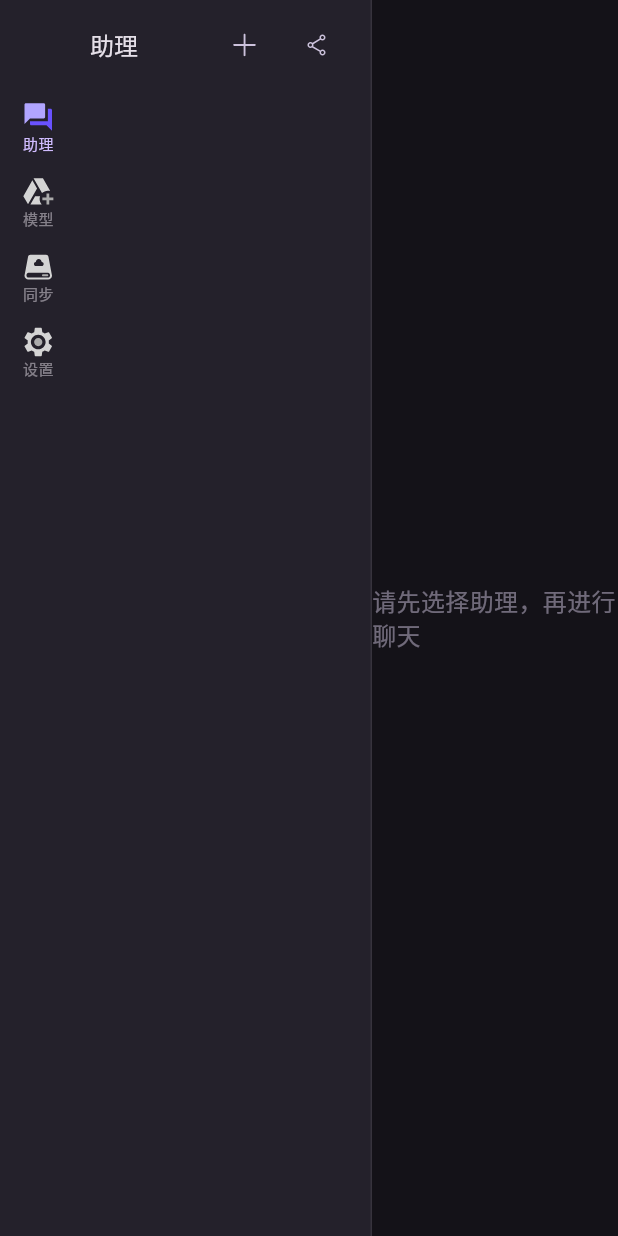
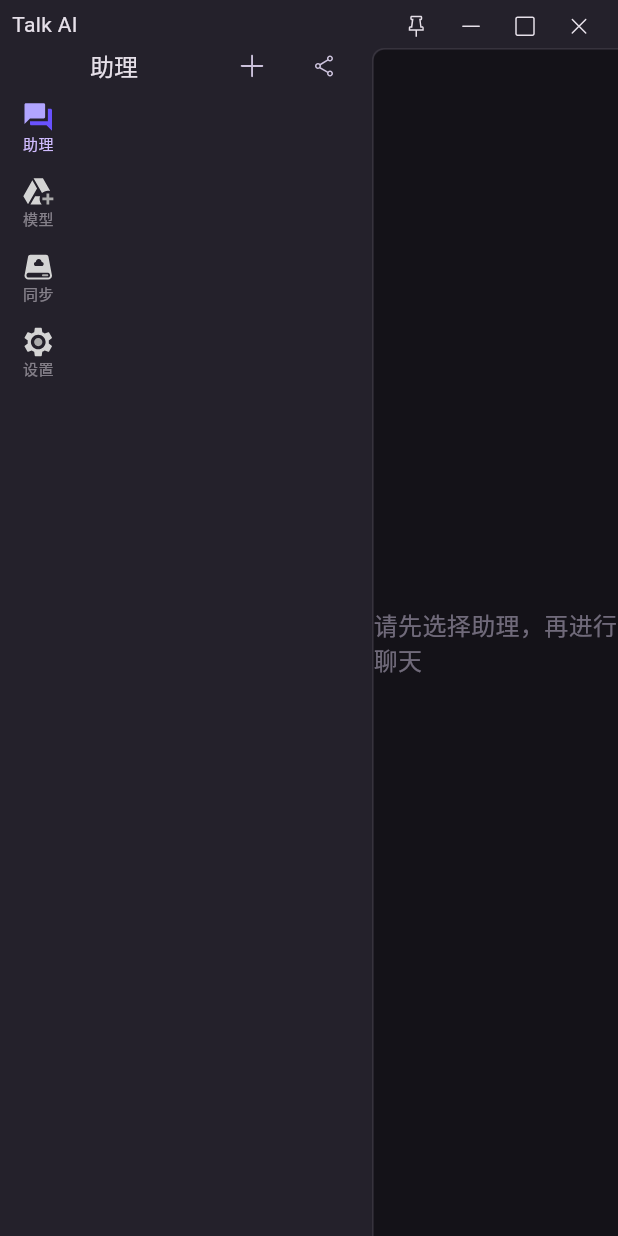
Before and after one commit to nickham-su/talk_ai, a Flutter app: the screen it shows after launch, after a tap on "助理", on a phone screen of 412 x 824 dp. Run offline on Flutter 3.47's test engine with Material 3 defaults, Android fonts, the phone set to English and light mode, and no system bars; our stand-ins replace dio, file_picker, flutter_svg, get, hive, package_info and 1 more; missing offline and left inert: auto_updater, clipboard, diff_match_patch, encrypt, markdown, markdown_widget and 3 more; accounts and stored records are empty; statements that could not run were skipped.

Commit message:
feat: windows自定义标题栏

```diff
--- a/lib/modules/chat/views/app_list/app_list.dart
+++ b/lib/modules/chat/views/app_list/app_list.dart
@@ -147,11 +147,11 @@ class ListHeader extends GetView<ChatAppListController> {
 
   @override
   Widget build(BuildContext context) {
+    bool isMacOS = Platform.isMacOS;
     return Container(
       width: double.infinity,
-      height: 60,
-      alignment: Alignment.centerLeft,
-      padding: EdgeInsets.only(left: 12, top: Platform.isMacOS?20:0),
+      height: isMacOS ? 60 : 28,
+      padding: EdgeInsets.only(left: 12, top: isMacOS ? 32 : 0, bottom: 4),
       child: Row(
         mainAxisAlignment: MainAxisAlignment.spaceBetween,
         children: [
@@ -218,7 +218,6 @@ class ListHeader extends GetView<ChatAppListController> {
                   ),
                 ),
               ),
-              const SizedBox(width: 4),
             ],
           ),
         ],
--- a/lib/modules/llm/views/llm_list.dart
+++ b/lib/modules/llm/views/llm_list.dart
@@ -131,11 +131,11 @@ class ListHeader extends GetView<LLMController> {
 
   @override
   Widget build(BuildContext context) {
+    bool isMacOS = Platform.isMacOS;
     return Container(
       width: double.infinity,
-      height: 60,
-      alignment: Alignment.centerLeft,
-      padding: EdgeInsets.only(left: 12, top: Platform.isMacOS?20:0),
+      height: isMacOS ? 60 : 28,
+      padding: EdgeInsets.only(left: 12, top: isMacOS ? 32 : 0, bottom: 4),
       child: Row(
         mainAxisAlignment: MainAxisAlignment.spaceBetween,
         crossAxisAlignment: CrossAxisAlignment.center,
@@ -201,7 +201,6 @@ class ListHeader extends GetView<LLMController> {
                   ),
                 ),
               ),
-              const SizedBox(width: 4),
             ],
           ),
         ],
--- a/lib/shared/components/layout/views/layout.dart
+++ b/lib/shared/components/layout/views/layout.dart
@@ -8,6 +8,7 @@ import '../controllers/layout_controller.dart';
 import '../models/layout_menu_type.dart';
 import 'sidebar.dart';
 import 'topbar.dart';
+import 'window_buttons.dart';
 
 class Layout extends StatelessWidget {
   final Widget child;
@@ -22,20 +23,72 @@ class Layout extends StatelessWidget {
 
   @override
   Widget build(BuildContext context) {
+    bool isMacOS = Platform.isMacOS;
     return GetBuilder(builder: (LayoutController controller) {
       return Scaffold(
         body: Container(
           width: double.infinity,
           height: double.infinity,
           child: Stack(children: [
-            Row(
+            Column(
+              children: [
+                if (!isMacOS)
+                  Container(
+                      height: 32,
+                      color: Get.theme.colorScheme.secondaryContainer
+                          .withOpacity(0.3),
+                      padding: const EdgeInsets.symmetric(horizontal: 8),
+                      child: const Row(
+                        mainAxisAlignment: MainAxisAlignment.spaceBetween,
+                        crossAxisAlignment: CrossAxisAlignment.center,
+                        children: [
+                          Text(
+                            'Talk AI',
+                            style: TextStyle(fontSize: 14),
+                          ),
+                          WindowButtons()
+                        ],
+                      )),
+                Expanded(
+                  child: Row(
                     children: [
                       Sidebar(currentMenu: currentMenu),
                       getSecondMenu(),
-                Expanded(child: child)
+                      Expanded(
+                          child: Container(
+                        color: Get.theme.colorScheme.secondaryContainer
+                            .withOpacity(0.3),
+                        child: Container(
+                          decoration: BoxDecoration(
+                            border: Border(
+                              left: BorderSide(
+                                color: Get.theme.colorScheme.outlineVariant
+                                    .withOpacity(0.5),
+                              ),
+                              top: BorderSide(
+                                color: Get.theme.colorScheme.outlineVariant
+                                    .withOpacity(0.5),
+                              ),
+                            ),
+                            borderRadius: BorderRadius.only(
+                              topLeft: Radius.circular(isMacOS ? 0 : 8),
+                            ),
+                          ),
+                          child: ClipRRect(
+                            borderRadius: BorderRadius.only(
+                              topLeft: Radius.circular(isMacOS ? 0 : 8),
+                            ),
+                            child: child,
+                          ),
+                        ),
+                      ))
                     ],
                   ),
-            if(Platform.isMacOS) const Positioned(
+                ),
+              ],
+            ),
+            if (isMacOS)
+              const Positioned(
                 top: 0,
                 left: 0,
                 right: 0,
@@ -52,35 +105,21 @@ class Layout extends StatelessWidget {
       return ResizableSidebarWidget(
         tag: 'second_menu',
         resizeWidth: true,
-        minWidth: 150,
+        minWidth: 120,
         initWidth: SettingRepository.getSidebarWidth(200),
         onWidthChanged: (double width) {
           SettingRepository.setSidebarWidth(width);
         },
         child: Container(
           padding: const EdgeInsets.only(right: 8),
-          decoration: BoxDecoration(
           color: Get.theme.colorScheme.secondaryContainer.withOpacity(0.3),
-            border: Border(
-              right: BorderSide(
-                color: Get.theme.colorScheme.outlineVariant.withOpacity(0.5),
-              ),
-            ),
-          ),
           child: secondMenu!,
         ),
       );
     }
     return Container(
       width: 3,
-      decoration: BoxDecoration(
       color: Get.theme.colorScheme.secondaryContainer.withOpacity(0.3),
-        border: Border(
-          right: BorderSide(
-            color: Get.theme.colorScheme.outlineVariant.withOpacity(0.5),
-          ),
-        ),
-      ),
     );
   }
 }
--- a/lib/shared/components/layout/views/sidebar.dart
+++ b/lib/shared/components/layout/views/sidebar.dart
@@ -1,3 +1,5 @@
+import 'dart:io';
+
 import 'package:flutter/material.dart';
 import 'package:get/get.dart';
 import 'package:flutter_svg/flutter_svg.dart';
@@ -21,7 +23,7 @@ class Sidebar extends StatelessWidget {
         width: 48,
         child: Column(
           children: [
-            const SizedBox(height: 60),
+            SizedBox(height: Platform.isMacOS ? 60 : 28),
             Expanded(
                 child: ListView(
               padding: EdgeInsets.zero,
--- /dev/null
+++ b/lib/shared/components/layout/views/window_buttons.dart
@@ -0,0 +1,101 @@
+import 'package:flutter/material.dart';
+import 'package:flutter_svg/flutter_svg.dart';
+import 'package:get/get.dart';
+import 'package:window_manager/window_manager.dart';
+
+class WindowButtons extends StatefulWidget {
+  const WindowButtons({super.key});
+
+  @override
+  WindowButtonsState createState() => WindowButtonsState();
+}
+
+class WindowButtonsState extends State<WindowButtons> {
+  bool isAlwaysOnTop = false;
+
+  @override
+  Widget build(BuildContext context) {
+    return Row(
+      children: [
+        WindowButton(
+          icon: 'assets/icons/pin.svg',
+          onPressed: () {
+            isAlwaysOnTop = !isAlwaysOnTop;
+            windowManager.setAlwaysOnTop(isAlwaysOnTop);
+            setState(() {});
+          },
+          checked: isAlwaysOnTop,
+        ),
+        WindowButton(
+          icon: 'assets/icons/minus.svg',
+          onPressed: () {
+            windowManager.minimize();
+          },
+        ),
+        WindowButton(
+          icon: 'assets/icons/square.svg',
+          onPressed: () async {
+            if (await windowManager.isMaximized()) {
+              windowManager.unmaximize();
+            } else {
+              windowManager.maximize();
+            }
+          },
+        ),
+        WindowButton(
+          icon: 'assets/icons/close.svg',
+          onPressed: () {
+            windowManager.close();
+          },
+        ),
+      ],
+    );
+  }
+}
+
+class WindowButton extends StatelessWidget {
+  final String icon;
+  final VoidCallback onPressed;
+  bool checked;
+
+  WindowButton({
+    super.key,
+    required this.icon,
+    required this.onPressed,
+    this.checked = false,
+  });
+
+  @override
+  Widget build(BuildContext context) {
+    return Container(
+      width: 36,
+      height: 32,
+      alignment: Alignment.center,
+      child: IconButton(
+        padding: const EdgeInsets.only(top: 3),
+        style: ButtonStyle(
+          backgroundColor: checked
+              ? MaterialStateProperty.all(
+                  Get.theme.colorScheme.primaryContainer)
+              : null,
+          shape: MaterialStateProperty.all<RoundedRectangleBorder>(
+            RoundedRectangleBorder(
+              borderRadius: BorderRadius.circular(0),
+            ),
+          ),
+        ),
+        onPressed: onPressed,
+        icon: SvgPicture.asset(
+          icon,
+          width: 16,
+          height: 16,
+          theme: SvgTheme(
+            currentColor: checked
+                ? Get.theme.colorScheme.primary
+                : Get.theme.colorScheme.inverseSurface,
+          ),
+        ),
+      ),
+    );
+  }
+}
--- a/lib/shared/components/resizable_sidebar/resizable_sidebar_widget.dart
+++ b/lib/shared/components/resizable_sidebar/resizable_sidebar_widget.dart
@@ -12,11 +12,13 @@ class ResizableSidebarWidget extends StatelessWidget {
   final double maxWidth; // 最大宽度
   final double initWidth; // 初始宽度
   final Function(double)? onWidthChanged; // 宽度变化回调
+  final Function(double)? onWidthChanging; // 宽度变化中回调
   final bool resizeHeight; // 是否可调整高度
   final double minHeight; // 最小高度
   final double maxHeight; // 最大高度
   final double initHeight; // 初始高度
   final Function(double)? onHeightChanged; // 高度变化回调
+  final Function(double)? onHeightChanging; // 高度变化中回调
 
   const ResizableSidebarWidget({
     super.key,
@@ -27,11 +29,13 @@ class ResizableSidebarWidget extends StatelessWidget {
     this.maxWidth = double.infinity,
     this.initWidth = 200,
     this.onWidthChanged,
+    this.onWidthChanging,
     this.resizeHeight = false,
     this.minHeight = 0,
     this.maxHeight = double.infinity,
     this.initHeight = 200,
     this.onHeightChanged,
+    this.onHeightChanging,
   });
 
   @override
@@ -61,6 +65,7 @@ class ResizableSidebarWidget extends StatelessWidget {
                   onPanUpdate: (DragUpdateDetails details) {
                     final width = controller.width + details.delta.dx;
                     controller.setWidth(width);
+                    onWidthChanging?.call(width);
                   },
                   onPanEnd: (DragEndDetails details) {
                     double width = max(controller.width, minWidth);
@@ -86,6 +91,7 @@ class ResizableSidebarWidget extends StatelessWidget {
                   onPanUpdate: (DragUpdateDetails details) {
                     final height = controller.height - details.delta.dy;
                     controller.setHeight(height);
+                    onHeightChanging?.call(height);
                   },
                   onPanEnd: (DragEndDetails details) {
                     double height = max(controller.height, minHeight);
```
Also changed, not shown: assets/icons/minus.svg (added), assets/icons/pin.svg (added), assets/icons/square.svg (added). Lines whose indentation alone changed are shown as unchanged.
